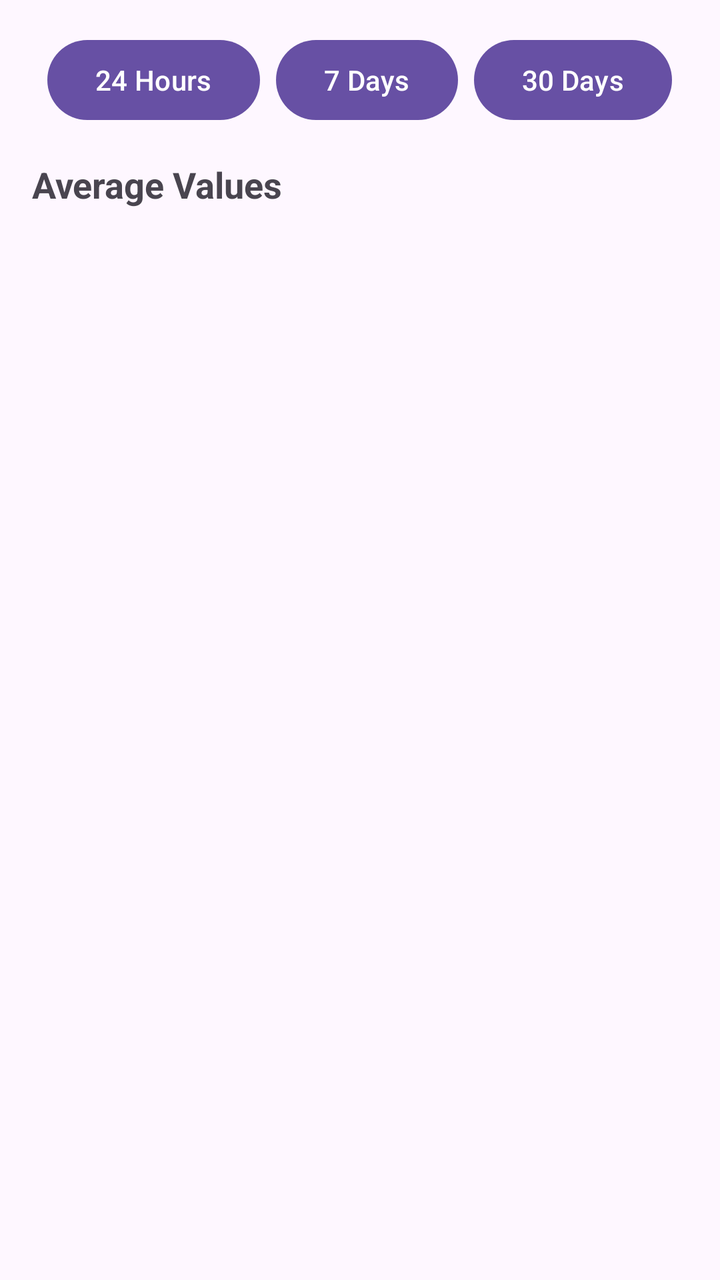
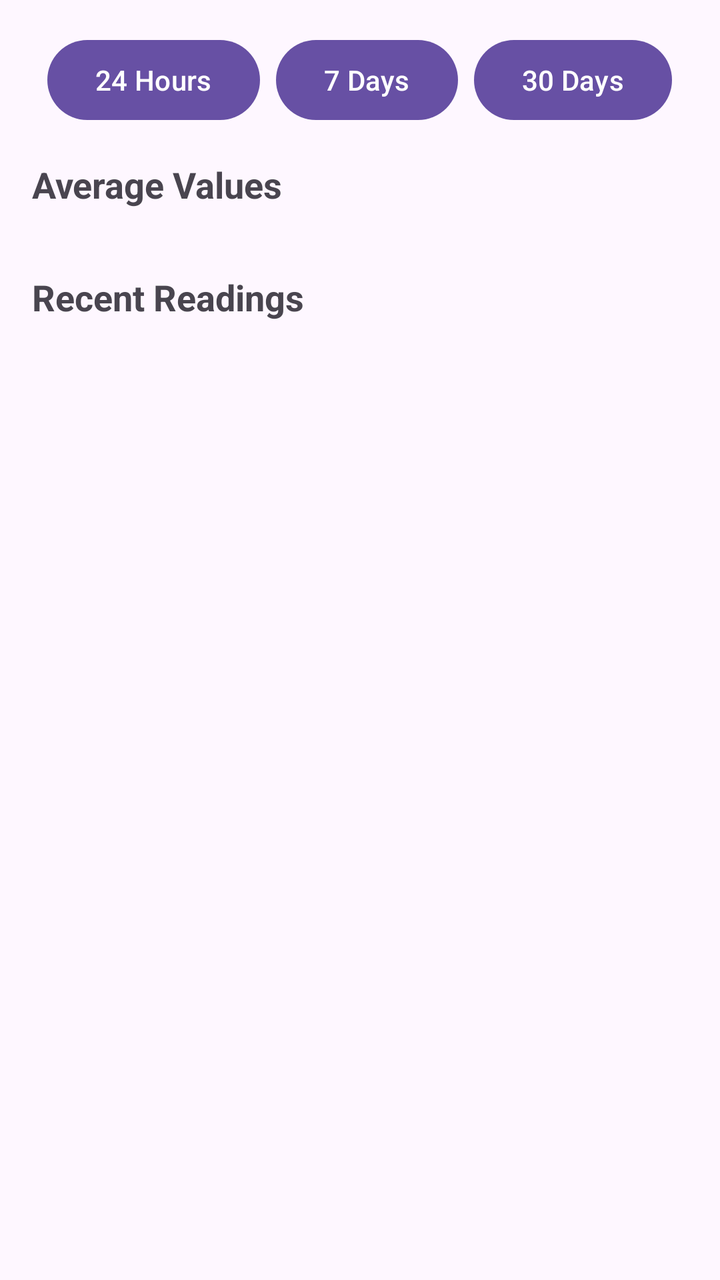

Compare the two renders of this Android layout. The source of the first and the diff that turns it into the second are given below.
<!-- AndroidManifest.xml: application theme Theme.ED_System -->
<!-- res/layout/fragment_history.xml -->
<LinearLayout xmlns:android="http://schemas.android.com/apk/res/android"
    android:layout_width="match_parent"
    android:layout_height="match_parent"
    android:orientation="vertical"
    android:padding="16dp">

    
    <LinearLayout
        android:layout_width="match_parent"
        android:layout_height="wrap_content"
        android:orientation="horizontal"
        android:gravity="center">

        <Button
            android:id="@+id/btn24h"
            android:layout_width="wrap_content"
            android:layout_height="wrap_content"
            android:text="24 Hours" />

        <Button
            android:id="@+id/btn7d"
            android:layout_width="wrap_content"
            android:layout_height="wrap_content"
            android:text="7 Days"
            android:layout_marginStart="8dp" />

        <Button
            android:id="@+id/btn30d"
            android:layout_width="wrap_content"
            android:layout_height="wrap_content"
            android:text="30 Days"
            android:layout_marginStart="8dp" />
    </LinearLayout>

    
    <TextView
        android:id="@+id/historyTitle"
        android:layout_width="wrap_content"
        android:layout_height="wrap_content"
        android:text="Average Values"
        android:textSize="18sp"
        android:textStyle="bold"
        android:layout_marginTop="16dp"
        android:layout_marginBottom="8dp" />

    
    <androidx.recyclerview.widget.RecyclerView
        android:id="@+id/historyRecyclerView"
        android:layout_width="match_parent"
        android:layout_height="wrap_content"
        android:nestedScrollingEnabled="false"
        android:overScrollMode="never" />

</LinearLayout>
<!-- resources referenced by this layout -->
<resources>
  <style name="Theme.ED_System" parent="Base.Theme.ED_System" />
  <style name="Base.Theme.ED_System" parent="Theme.Material3.DayNight.NoActionBar">
          
          
      </style>
</resources>

<!-- the commit's change to res/layout/fragment_history.xml (unified diff, before → after) -->
@@ -1,54 +1,76 @@
-<LinearLayout xmlns:android="http://schemas.android.com/apk/res/android"
+<ScrollView xmlns:android="http://schemas.android.com/apk/res/android"
     android:layout_width="match_parent"
     android:layout_height="match_parent"
-    android:orientation="vertical"
-    android:padding="16dp">
+    android:fillViewport="true">
 
-    
     <LinearLayout
         android:layout_width="match_parent"
         android:layout_height="wrap_content"
-        android:orientation="horizontal"
-        android:gravity="center">
+        android:orientation="vertical"
+        android:padding="16dp">
 
-        <Button
-            android:id="@+id/btn24h"
+        
+        <LinearLayout
+            android:layout_width="match_parent"
+            android:layout_height="wrap_content"
+            android:orientation="horizontal"
+            android:gravity="center">
+
+            <Button
+                android:id="@+id/btn24h"
+                android:layout_width="wrap_content"
+                android:layout_height="wrap_content"
+                android:text="24 Hours" />
+
+            <Button
+                android:id="@+id/btn7d"
+                android:layout_width="wrap_content"
+                android:layout_height="wrap_content"
+                android:text="7 Days"
+                android:layout_marginStart="8dp" />
+
+            <Button
+                android:id="@+id/btn30d"
+                android:layout_width="wrap_content"
+                android:layout_height="wrap_content"
+                android:text="30 Days"
+                android:layout_marginStart="8dp" />
+        </LinearLayout>
+
+        
+        <TextView
+            android:id="@+id/historyTitle"
             android:layout_width="wrap_content"
             android:layout_height="wrap_content"
-            android:text="24 Hours" />
+            android:text="Average Values"
+            android:textSize="18sp"
+            android:textStyle="bold"
+            android:layout_marginTop="16dp"
+            android:layout_marginBottom="8dp" />
 
-        <Button
-            android:id="@+id/btn7d"
+        <androidx.recyclerview.widget.RecyclerView
+            android:id="@+id/historyRecyclerView"
+            android:layout_width="match_parent"
+            android:layout_height="wrap_content"
+            android:overScrollMode="never"
+            android:nestedScrollingEnabled="false" />
+
+        
+        <TextView
             android:layout_width="wrap_content"
             android:layout_height="wrap_content"
-            android:text="7 Days"
-            android:layout_marginStart="8dp" />
+            android:text="Recent Readings"
+            android:textSize="18sp"
+            android:textStyle="bold"
+            android:layout_marginTop="24dp"
+            android:layout_marginBottom="8dp" />
 
-        <Button
-            android:id="@+id/btn30d"
-            android:layout_width="wrap_content"
+        <androidx.recyclerview.widget.RecyclerView
+            android:id="@+id/recentReadingsRecyclerView"
+            android:layout_width="match_parent"
             android:layout_height="wrap_content"
-            android:text="30 Days"
-            android:layout_marginStart="8dp" />
+            android:overScrollMode="never"
+            android:nestedScrollingEnabled="false" />
+
     </LinearLayout>
-
-    
-    <TextView
-        android:id="@+id/historyTitle"
-        android:layout_width="wrap_content"
-        android:layout_height="wrap_content"
-        android:text="Average Values"
-        android:textSize="18sp"
-        android:textStyle="bold"
-        android:layout_marginTop="16dp"
-        android:layout_marginBottom="8dp" />
-
-    
-    <androidx.recyclerview.widget.RecyclerView
-        android:id="@+id/historyRecyclerView"
-        android:layout_width="match_parent"
-        android:layout_height="wrap_content"
-        android:nestedScrollingEnabled="false"
-        android:overScrollMode="never" />
-
-</LinearLayout>
+</ScrollView>
